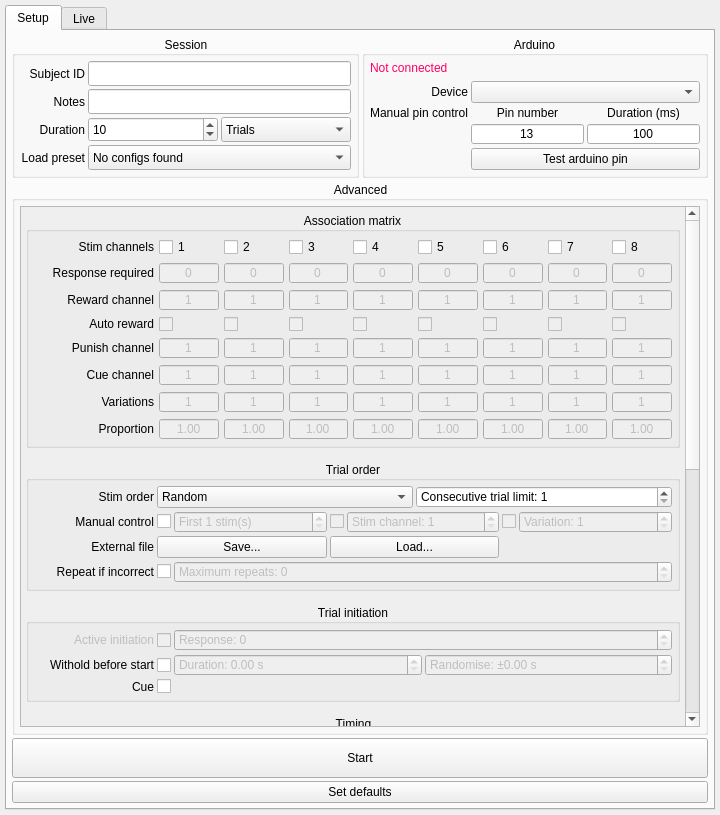
Old version of the form GUI/GUI.ui in the repository llerussell/PyBehaviour.
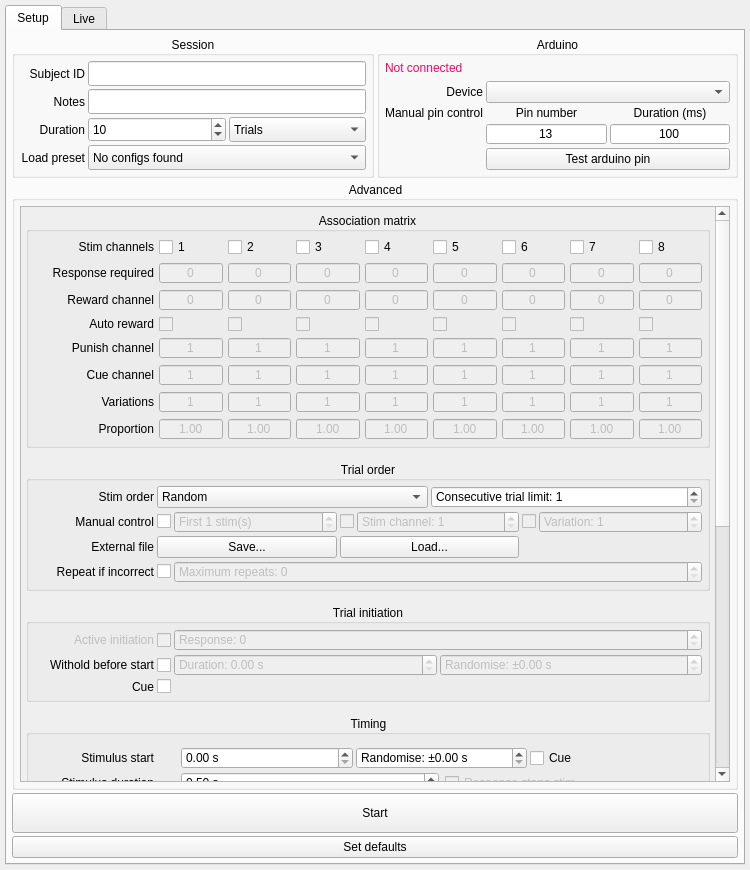
New version of the form.

Commit message: minor GUI change, set minimum reward chan to 0

The edit to the form file:
```diff
--- a/GUI/GUI.ui
+++ b/GUI/GUI.ui
@@ -6,8 +6,8 @@
    <rect>
     <x>0</x>
     <y>0</y>
-    <width>720</width>
-    <height>815</height>
+    <width>750</width>
+    <height>870</height>
    </rect>
   </property>
   <property name="minimumSize">
@@ -286,7 +286,7 @@
               </property>
               <layout class="QVBoxLayout" name="verticalLayout_3" stretch="0,0">
                <property name="spacing">
-                <number>-1</number>
+                <number>6</number>
                </property>
                <item>
                 <widget class="QLabel" name="arduinoConnectedText_Label">
@@ -560,8 +560,8 @@
                    <rect>
                     <x>0</x>
                     <y>0</y>
-                    <width>599</width>
-                    <height>1365</height>
+                    <width>665</width>
+                    <height>1117</height>
                    </rect>
                   </property>
                   <property name="sizePolicy">
@@ -688,7 +688,10 @@
                              <enum>QAbstractSpinBox::NoButtons</enum>
                             </property>
                             <property name="minimum">
-                             <number>1</number>
+                             <number>0</number>
+                            </property>
+                            <property name="value">
+                             <number>0</number>
                             </property>
                            </widget>
                           </item>
@@ -716,7 +719,10 @@
                              <enum>QAbstractSpinBox::NoButtons</enum>
                             </property>
                             <property name="minimum">
-                             <number>1</number>
+                             <number>0</number>
+                            </property>
+                            <property name="value">
+                             <number>0</number>
                             </property>
                            </widget>
                           </item>
@@ -976,7 +982,10 @@
                              <enum>QAbstractSpinBox::NoButtons</enum>
                             </property>
                             <property name="minimum">
-                             <number>1</number>
+                             <number>0</number>
+                            </property>
+                            <property name="value">
+                             <number>0</number>
                             </property>
                            </widget>
                           </item>
@@ -1312,7 +1321,10 @@
                              <enum>QAbstractSpinBox::NoButtons</enum>
                             </property>
                             <property name="minimum">
-                             <number>1</number>
+                             <number>0</number>
+                            </property>
+                            <property name="value">
+                             <number>0</number>
                             </property>
                            </widget>
                           </item>
@@ -1340,7 +1352,10 @@
                              <enum>QAbstractSpinBox::NoButtons</enum>
                             </property>
                             <property name="minimum">
-                             <number>1</number>
+                             <number>0</number>
+                            </property>
+                            <property name="value">
+                             <number>0</number>
                             </property>
                            </widget>
                           </item>
@@ -1368,7 +1383,10 @@
                              <enum>QAbstractSpinBox::NoButtons</enum>
                             </property>
                             <property name="minimum">
-                             <number>1</number>
+                             <number>0</number>
+                            </property>
+                            <property name="value">
+                             <number>0</number>
                             </property>
                            </widget>
                           </item>
@@ -1591,7 +1609,10 @@
                              <enum>QAbstractSpinBox::NoButtons</enum>
                             </property>
                             <property name="minimum">
-                             <number>1</number>
+                             <number>0</number>
+                            </property>
+                            <property name="value">
+                             <number>0</number>
                             </property>
                            </widget>
                           </item>
@@ -1758,7 +1779,10 @@
                              <enum>QAbstractSpinBox::NoButtons</enum>
                             </property>
                             <property name="minimum">
-                             <number>1</number>
+                             <number>0</number>
+                            </property>
+                            <property name="value">
+                             <number>0</number>
                             </property>
                            </widget>
                           </item>
@@ -3391,7 +3415,7 @@
                         <item row="1" column="1">
                          <layout class="QHBoxLayout" name="horizontalLayout_4">
                           <property name="spacing">
-                           <number>-1</number>
+                           <number>6</number>
                           </property>
                           <property name="sizeConstraint">
                            <enum>QLayout::SetDefaultConstraint</enum>
```
Left out of the diff: 2 changed lines with no effect on the pictures. The commit also changes 1 other file.
